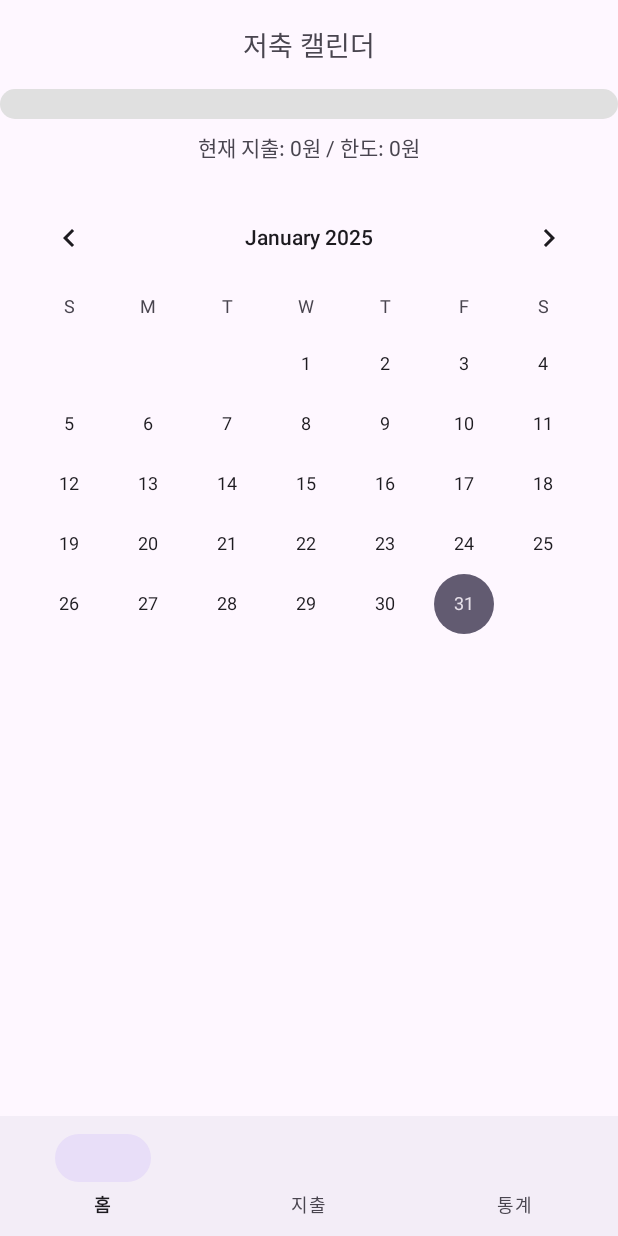
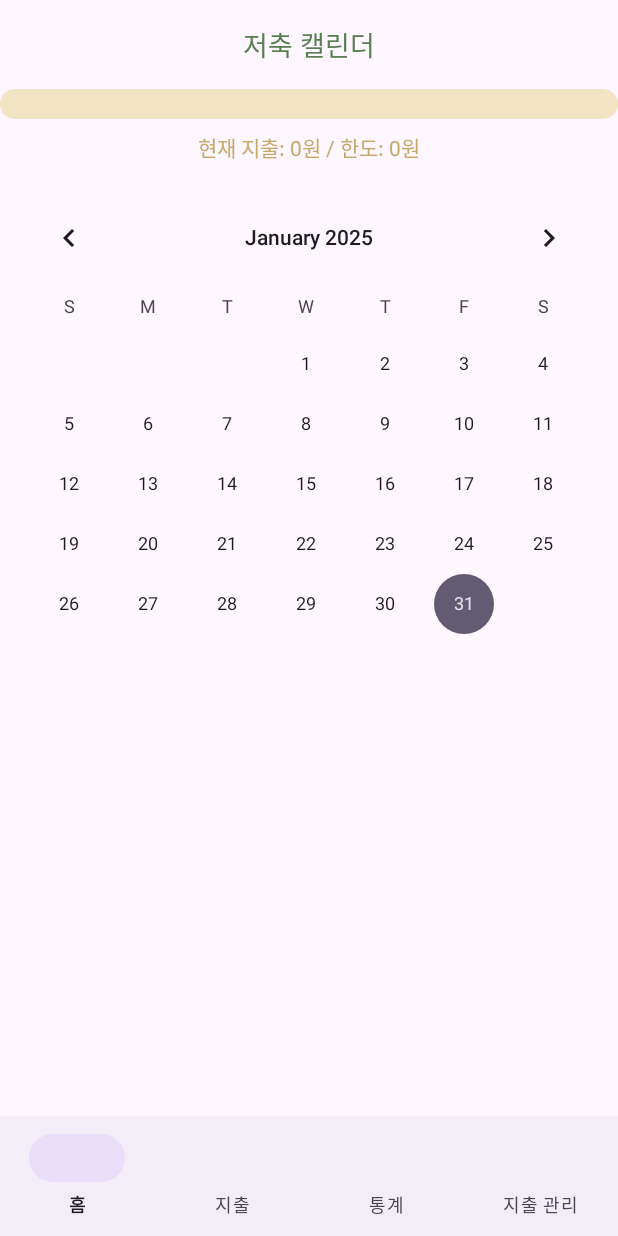
Before and after one commit to sujikim1130/SWU_GURU2_8, an Android app: the FragmentActivity screen opened directly, with no data from a screen before it, on a phone screen of 412 x 824 dp. Run offline under Robolectric (Android 15) with nearby library versions, the phone set to English and light mode, and no system bars.

Commit message:
색깔 수정 및 1-2 연결

```diff
--- a/app/src/main/java/com/example/guru_8/FragmentActivity.kt
+++ b/app/src/main/java/com/example/guru_8/FragmentActivity.kt
@@ -16,7 +16,7 @@ class FragmentActivity : AppCompatActivity() {
         // BottomNavigationView와 연결
         val bottomNavigationView = findViewById<BottomNavigationView>(R.id.bottom_navigation)
 
-        // 첫 화면으로 홈 프래그먼트 설정
+        // 첫 화면으로 캘린더 프래그먼트 설정
         supportFragmentManager.beginTransaction()
             .replace(R.id.fragment_container, MainCalenderFragment())
             .commit()
@@ -25,8 +25,8 @@ class FragmentActivity : AppCompatActivity() {
         bottomNavigationView.setOnItemSelectedListener { menuItem ->
             val selectedFragment = when (menuItem.itemId) {
                 R.id.nav_home -> MainCalenderFragment()
-                R.id.nav_stats -> ExpenseFragment()
-                R.id.nav_settings -> StatsFragment()
+                R.id.nav_stats -> StatsFragment()
+                R.id.nav_expense -> ExpenseFragment()
                 else -> null
             }
             selectedFragment?.let {
--- a/app/src/main/java/com/example/guru_8/MainCalenderFragment.kt
+++ b/app/src/main/java/com/example/guru_8/MainCalenderFragment.kt
@@ -32,10 +32,10 @@ class MainCalenderFragment : Fragment() {
         // ProgressBar 및 텍스트 업데이트
         updateProgressBar()
 
-        // 달력 날짜 선택 이벤트
+        // ✅ 달력에서 날짜 선택 시 `ExpenseFragment`로 이동
         binding.calendarView.setOnDateChangeListener { _, year, month, dayOfMonth ->
             val selectedDate = "$year-${month + 1}-$dayOfMonth"
-            navigateToFragment(HomeFragment.newInstance(selectedDate))
+            navigateToFragment(ExpenseFragment.newInstance(selectedDate)) // ✅ 추가된 부분
         }
 
         return binding.root
@@ -58,7 +58,7 @@ class MainCalenderFragment : Fragment() {
 
     private fun navigateToFragment(fragment: Fragment) {
         parentFragmentManager.commit {
-            replace(R.id.fragment_container, fragment)
+            replace(R.id.fragment_container, fragment)  // ✅ fragment_container 안에 `ExpenseFragment` 표시
             addToBackStack(null)
         }
     }
--- a/app/src/main/res/drawable/progress_bar_style.xml
+++ b/app/src/main/res/drawable/progress_bar_style.xml
@@ -2,14 +2,14 @@
     <item android:id="@android:id/background">
         <shape>
             <corners android:radius="10dp" />
-            <solid android:color="#E0E0E0" />
+            <solid android:color="@color/beige" />
         </shape>
     </item>
     <item android:id="@android:id/progress">
         <clip>
             <shape>
                 <corners android:radius="10dp" />
-                <solid android:color="#4CAF50" />
+                <solid android:color="@color/green" />
             </shape>
         </clip>
     </item>
--- a/app/src/main/res/layout/fragment_main_calender.xml
+++ b/app/src/main/res/layout/fragment_main_calender.xml
@@ -13,6 +13,7 @@
         android:gravity="center"
         android:text="저축 캘린더"
         android:textAppearance="@style/TextAppearance.AppCompat.Medium"
+        android:textColor="@color/green"
         app:layout_constraintTop_toTopOf="parent"
         app:layout_constraintStart_toStartOf="parent"
         app:layout_constraintEnd_toEndOf="parent" />
@@ -35,6 +36,7 @@
         android:layout_height="wrap_content"
         android:layout_marginTop="8dp"
         android:gravity="center"
+        android:textColor="@color/brown"
         app:layout_constraintTop_toBottomOf="@+id/spendingProgressBar"
         app:layout_constraintStart_toStartOf="parent"
         app:layout_constraintEnd_toEndOf="parent" />
@@ -44,6 +46,7 @@
         android:layout_width="0dp"
         android:layout_height="wrap_content"
         android:layout_marginTop="16dp"
+        android:textColor="@color/beige"
         app:layout_constraintTop_toBottomOf="@+id/currentSpendingTextView"
         app:layout_constraintStart_toStartOf="parent"
         app:layout_constraintEnd_toEndOf="parent" />
--- a/app/src/main/res/menu/bottom_nav_menu.xml
+++ b/app/src/main/res/menu/bottom_nav_menu.xml
@@ -8,4 +8,8 @@
     <item
         android:id="@+id/nav_settings"
         android:title="통계" />
+    <!-- Expense 항목 추가 -->
+    <item
+        android:id="@+id/nav_expense"
+        android:title="지출 관리" />
 </menu>
--- a/app/src/main/res/values/colors.xml
+++ b/app/src/main/res/values/colors.xml
@@ -5,4 +5,8 @@
     <color name="gray">#888888</color>
     <color name="red">#FF6347</color>
     <color name="blue">#4169E1</color>
+    <color name="whiteyollow">#FFFFEC</color>
+    <color name="beige">#F1E4C3</color>
+    <color name="brown">#C6A969</color>
+    <color name="green">#597E52</color>
 </resources>
```
Also changed, not shown: app/src/main/java/com/example/guru_8/data/DataBaseHelper.kt (+18 -21 lines), app/src/main/java/com/example/guru_8/data/Expense.kt (+4 -5 lines), app/src/main/java/com/example/guru_8/fragment/ExpenseFragment.kt (+52 -17 lines), app/src/main/res/layout/fragment_expense.xml (+11 -1 lines).
